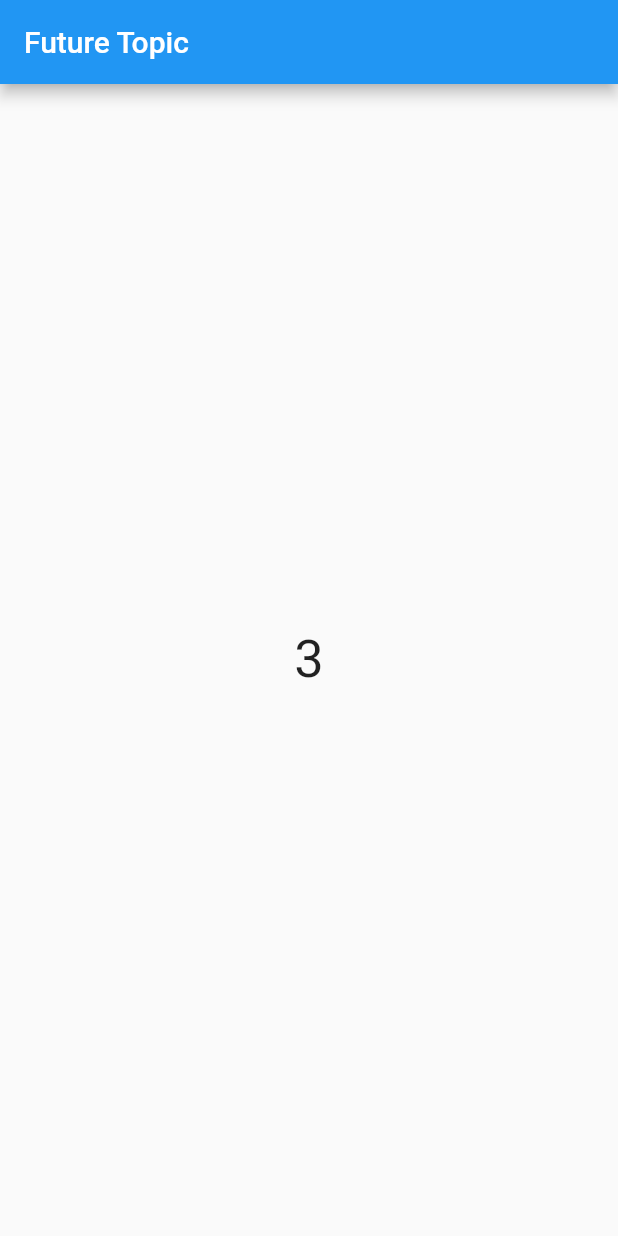
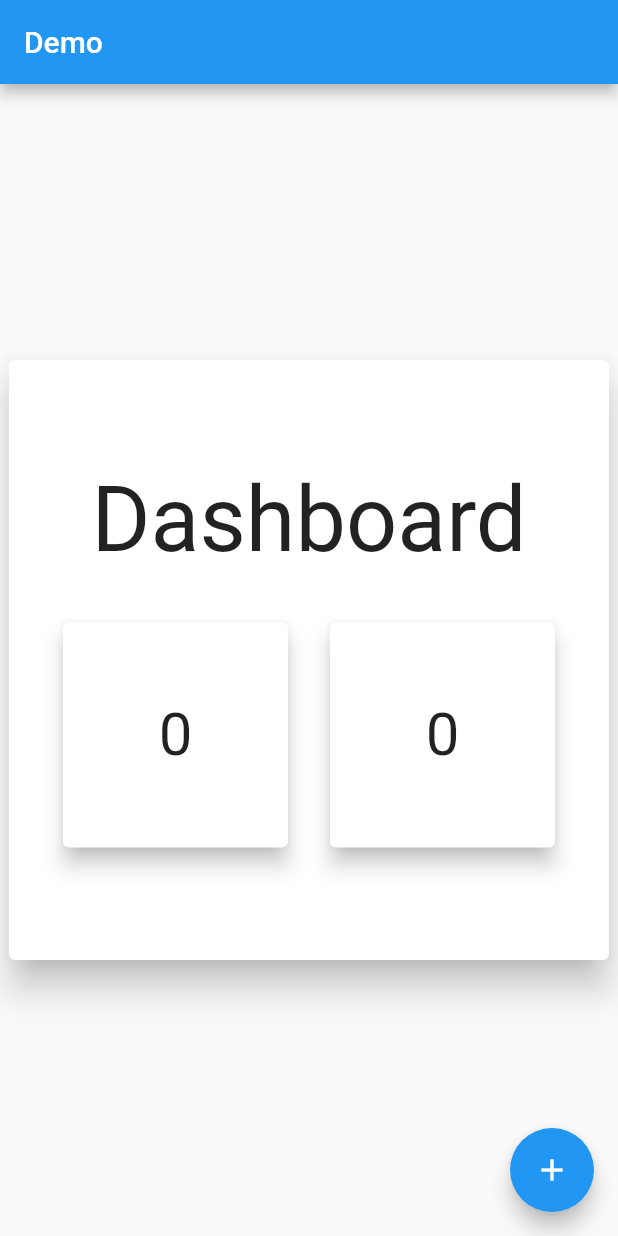
Before and after one commit to AmmarAgeeza/Up-Academy-Flutter-R2, a Flutter app: the screen it shows after launch, on a phone screen of 412 x 824 dp. Run offline on Flutter 3.47's test engine with Material 2 defaults, Android fonts, the phone set to English and light mode, and no system bars; our stand-ins replace flutter_bloc.

Commit message:
state management

```diff
--- a/lib/main.dart
+++ b/lib/main.dart
@@ -1,8 +1,12 @@
 import 'package:flutter/material.dart';
+import 'package:flutter_bloc/flutter_bloc.dart';
+import 'package:up_flutter_round_two/state_management/counter_cubit/counter_cubit.dart';
 
-import 'async_programming/future_topic.dart';
+import 'state_management/bloc_observer.dart';
+import 'state_management/set_state_problems/main_screen.dart';
 
 void main() {
+  Bloc.observer=MyBlocObserver();
   runApp(const RootWidget());
 }
 
@@ -10,11 +14,20 @@ class RootWidget extends StatelessWidget {
   const RootWidget({super.key});
   @override
   Widget build(BuildContext context) {
-    return  const MaterialApp(
-      title: 'Up Flutter Round Two',
-      debugShowCheckedModeBanner: false,
+    return MultiBlocProvider(
+      providers: [
+        BlocProvider(
+          create: (context) => CounterCubitB(),
+        ),
+        BlocProvider(
+          create: (context) => CounterCubit()),
 
-      home: FutureTopic(),
+      ],
+      child: const MaterialApp(
+        title: 'Up Flutter Round Two',
+        debugShowCheckedModeBanner: false,
+        home: MainScreen(),
+      ),
     );
   }
 }
--- /dev/null
+++ b/lib/state_management/counter_cubit/counter_cubit.dart
@@ -0,0 +1,30 @@
+import 'package:flutter_bloc/flutter_bloc.dart';
+
+import 'counter_state.dart';
+
+class CounterCubit extends Cubit<CounterState> {
+  CounterCubit():super(CounterInitial());
+  //*logic
+  //1.variables
+  int counter=0;
+  //2.methods
+
+  void increment(){
+    emit(CounterInitial());
+    counter++;
+    emit(CounterIncrement(counter:counter));
+  }
+}
+class CounterCubitB extends Cubit<CounterState> {
+  CounterCubitB():super(CounterInitial());
+  //*logic
+  //1.variables
+  int counter=0;
+  //2.methods
+
+  void increment(){
+    emit(CounterInitial());
+    counter++;
+    emit(CounterIncrement(counter:counter));
+  }
+}
--- /dev/null
+++ b/lib/state_management/counter_cubit/counter_state.dart
@@ -0,0 +1,7 @@
+abstract class CounterState{}
+class CounterIncrement extends CounterState{
+  final int counter;
+
+  CounterIncrement({required this.counter});
+}
+class CounterInitial extends CounterState{}
--- /dev/null
+++ b/lib/state_management/set_state_problems/counter1.dart
@@ -0,0 +1,27 @@
+import 'package:flutter/material.dart';
+import 'package:flutter_bloc/flutter_bloc.dart';
+import 'package:up_flutter_round_two/state_management/counter_cubit/counter_cubit.dart';
+
+import '../counter_cubit/counter_state.dart';
+
+class Counter1 extends StatelessWidget {
+  const Counter1({Key? key}) : super(key: key);
+
+  @override
+  Widget build(BuildContext context) {
+    return Card(
+      elevation: 6,
+      child: SizedBox(
+        width: 150,
+        height: 150,
+        child: Center(
+          child: Text(
+              context.watch<CounterCubit>().counter.toString(),
+              style: const TextStyle(fontSize: 40),
+            ),
+          ),
+
+      ),
+    );
+  }
+}
--- /dev/null
+++ b/lib/state_management/set_state_problems/counter2.dart
@@ -0,0 +1,33 @@
+import 'package:flutter/material.dart';
+import 'package:flutter_bloc/flutter_bloc.dart';
+
+import '../counter_cubit/counter_cubit.dart';
+import '../counter_cubit/counter_state.dart';
+
+class Counter2 extends StatelessWidget {
+  const Counter2({
+    Key? key,
+  }) : super(key: key);
+  @override
+  Widget build(BuildContext context) {
+    return Card(
+      elevation: 6,
+      child: SizedBox(
+        width: 150,
+        height: 150,
+        child: Center(
+          child: BlocListener<CounterCubit, CounterState>(
+            listener: (context, state) {
+              //state is login sucs => navigate
+              //state is login faild => toast
+            },
+            child: Text(
+              BlocProvider.of<CounterCubit>(context).counter.toString(),
+              style: const TextStyle(fontSize: 40),
+            ),
+          ),
+        ),
+      ),
+    );
+  }
+}
--- /dev/null
+++ b/lib/state_management/set_state_problems/dashboard.dart
@@ -0,0 +1,34 @@
+import 'package:flutter/material.dart';
+import 'counter1.dart';
+import 'counter2.dart';
+
+class Dashboard extends StatelessWidget {
+   const Dashboard({super.key});
+
+
+  @override
+  Widget build(BuildContext context) {
+    return  const Card(
+      elevation: 10,
+      child: SizedBox(
+        width: 400,
+        height: 400,
+        child: Column(
+          mainAxisAlignment: MainAxisAlignment.center,
+          children: [
+            Text("Dashboard", style: TextStyle(fontSize: 60)),
+            SizedBox(height: 30),
+            Row(
+              mainAxisAlignment: MainAxisAlignment.center,
+              children: [
+                Counter1(),
+                SizedBox(width: 20),
+                Counter2(),
+              ],
+            ),
+          ],
+        ),
+      ),
+    );
+  }
+}
--- /dev/null
+++ b/lib/state_management/set_state_problems/main_screen.dart
@@ -0,0 +1,36 @@
+import 'package:flutter/material.dart';
+import 'package:flutter_bloc/flutter_bloc.dart';
+import 'package:up_flutter_round_two/state_management/counter_cubit/counter_cubit.dart';
+import 'dashboard.dart';
+
+class MainScreen extends StatefulWidget {
+  const MainScreen({Key? key}) : super(key: key);
+
+  @override
+  State<MainScreen> createState() => _MainScreenState();
+}
+
+class _MainScreenState extends State<MainScreen> {
+
+   int countOfBuild=0;
+
+  @override
+  Widget build(BuildContext context) {
+    print(++countOfBuild);
+    return Scaffold(
+      appBar: AppBar(title: const Text('Demo')),
+      body:  Center(
+        child: Dashboard(),
+      ),
+      floatingActionButton: FloatingActionButton(
+        child: const Icon(Icons.add),
+        onPressed: () {
+          //emit  initail  state
+          //counter++
+          //emit counter increment state
+         BlocProvider.of<CounterCubit>(context).increment();
+        },
+      ),
+    );
+  }
+}
```
Also changed, not shown: lib/state_management/bloc_observer.dart (added, +38 -0 lines), lib/state_management/sm_topics.txt (added, +15 -0 lines), lib/state_management/widget_life_cycle.dart (added, +73 -0 lines), pubspec.yaml (+4 -11 lines), pubspec.lock.
